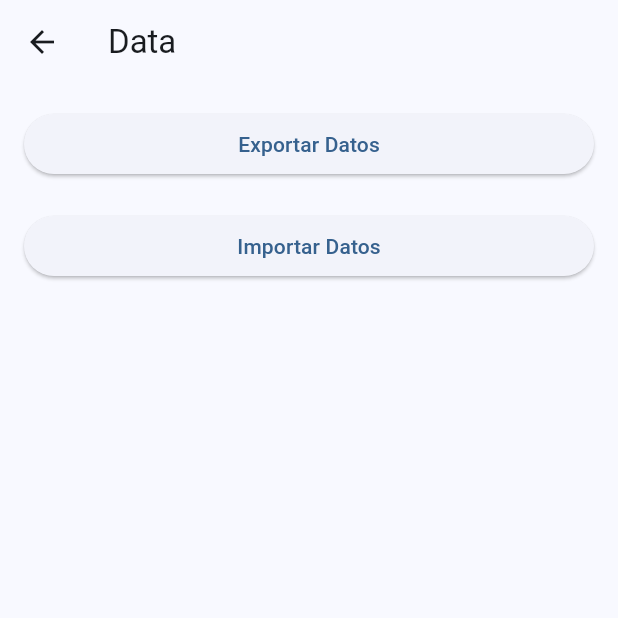
After one commit to DarinelEscobar/fit_log, a Flutter app: the DataScreen screen opened directly, after a tap on "Exportar Datos", on a phone screen of 412 x 824 dp, the top half of it. The commit adds this screen. Run offline on Flutter 3.47's test engine with Material 3 defaults, Android fonts, the phone set to English and light mode, and no system bars; our stand-ins replace file_picker, fl_chart, flutter_riverpod; missing offline and left inert: excel; statements that could not run were skipped.

Commit message:
feat: add data backup screen

```diff
--- /dev/null
+++ b/lib/src/features/app_data/data/repositories/app_data_repository_impl.dart
@@ -0,0 +1,39 @@
+import 'dart:io';
+import 'package:archive/archive_io.dart';
+import 'package:path/path.dart' as p;
+import 'package:path_provider/path_provider.dart';
+import '../../../../data/schema/schemas.dart';
+import '../../domain/repositories/app_data_repository.dart';
+
+class AppDataRepositoryImpl implements AppDataRepository {
+  @override
+  Future<File> exportData() async {
+    final dir = await getApplicationDocumentsDirectory();
+    final archive = Archive();
+    for (final filename in kTableSchemas.keys) {
+      final file = File(p.join(dir.path, filename));
+      if (await file.exists()) {
+        final bytes = await file.readAsBytes();
+        archive.addFile(ArchiveFile(filename, bytes.length, bytes));
+      }
+    }
+    final encoder = ZipEncoder();
+    final data = encoder.encode(archive);
+    final outFile = File(p.join(dir.path, 'fitlog_backup.zip'));
+    if (data != null) await outFile.writeAsBytes(data, flush: true);
+    return outFile;
+  }
+
+  @override
+  Future<void> importData(File file) async {
+    final dir = await getApplicationDocumentsDirectory();
+    final bytes = await file.readAsBytes();
+    final archive = ZipDecoder().decodeBytes(bytes);
+    for (final archived in archive.files) {
+      if (!archived.isFile) continue;
+      final outPath = p.join(dir.path, archived.name);
+      final outFile = File(outPath);
+      await outFile.writeAsBytes(archived.content as List<int>, flush: true);
+    }
+  }
+}
--- /dev/null
+++ b/lib/src/features/app_data/presentation/pages/data_screen.dart
@@ -0,0 +1,46 @@
+import 'dart:io';
+import 'package:flutter/material.dart';
+import 'package:flutter_riverpod/flutter_riverpod.dart';
+import 'package:file_picker/file_picker.dart';
+import '../providers/app_data_providers.dart';
+
+class DataScreen extends ConsumerWidget {
+  const DataScreen({super.key});
+
+  @override
+  Widget build(BuildContext context, WidgetRef ref) {
+    return Scaffold(
+      appBar: AppBar(title: const Text('Data')),
+      body: Padding(
+        padding: const EdgeInsets.all(16.0),
+        child: Column(
+          crossAxisAlignment: CrossAxisAlignment.stretch,
+          children: [
+            ElevatedButton(
+              onPressed: () async {
+                final file = await ref.read(exportDataProvider.future);
+                ScaffoldMessenger.of(context).showSnackBar(
+                  SnackBar(content: Text('Exportado: ${file.path}')),
+                );
+              },
+              child: const Text('Exportar Datos'),
+            ),
+            const SizedBox(height: 20),
+            ElevatedButton(
+              onPressed: () async {
+                final res = await FilePicker.platform.pickFiles();
+                if (res == null || res.files.single.path == null) return;
+                final f = File(res.files.single.path!);
+                await ref.read(importDataProvider(f).future);
+                ScaffoldMessenger.of(context).showSnackBar(
+                  const SnackBar(content: Text('Datos importados')),
+                );
+              },
+              child: const Text('Importar Datos'),
+            ),
+          ],
+        ),
+      ),
+    );
+  }
+}
--- /dev/null
+++ b/lib/src/features/app_data/presentation/providers/app_data_providers.dart
@@ -0,0 +1,17 @@
+import 'package:flutter_riverpod/flutter_riverpod.dart';
+import '../../data/repositories/app_data_repository_impl.dart';
+import '../../domain/usecases/export_app_data_usecase.dart';
+import '../../domain/usecases/import_app_data_usecase.dart';
+import 'dart:io';
+
+final _repoProvider = Provider((_) => AppDataRepositoryImpl());
+
+final exportDataProvider = FutureProvider<File>((ref) {
+  final usecase = ExportAppDataUseCase(ref.watch(_repoProvider));
+  return usecase();
+});
+
+final importDataProvider = FutureProvider.family<void, File>((ref, file) {
+  final usecase = ImportAppDataUseCase(ref.watch(_repoProvider));
+  return usecase(file);
+});
--- a/pubspec.yaml
+++ b/pubspec.yaml
@@ -20,6 +20,7 @@ dependencies:
   excel: ^4.0.6 # To read/write .xlsx files
   file_picker: ^10.1.2
   permission_handler: ^11.3.0
+  archive: ^3.4.9
 
   # 🧊 Code Generation / Model Helpers
   freezed_annotation: ^2.4.1
```
Also changed, not shown: lib/src/features/app_data/domain/repositories/app_data_repository.dart (added, +8 -0 lines), lib/src/features/app_data/domain/usecases/export_app_data_usecase.dart (added, +8 -0 lines), lib/src/features/app_data/domain/usecases/import_app_data_usecase.dart (added, +8 -0 lines), lib/src/navigation/main_scaffold.dart (+22 -1 lines), 1 other file.
